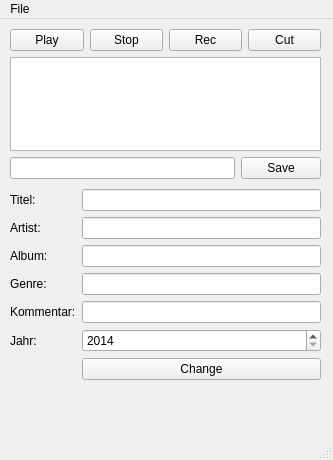
Qt form ui/godi_rec.ui (quitejonny/godirec) before a commit.
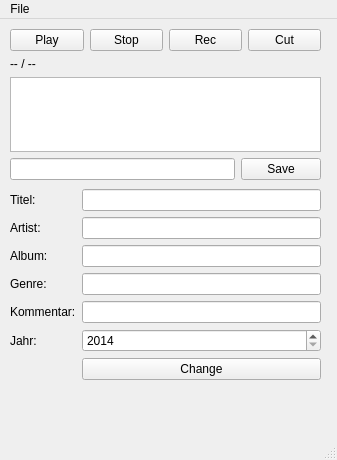
The same form after that commit.

```diff
--- a/ui/godi_rec.ui
+++ b/ui/godi_rec.ui
@@ -6,7 +6,7 @@
    <rect>
     <x>0</x>
     <y>0</y>
-    <width>333</width>
+    <width>337</width>
     <height>460</height>
    </rect>
   </property>
@@ -20,7 +20,7 @@
       <x>10</x>
       <y>10</y>
       <width>311</width>
-      <height>150</height>
+      <height>151</height>
      </rect>
     </property>
     <layout class="QVBoxLayout" name="verticalLayout">
@@ -56,6 +56,13 @@
        </item>
       </layout>
      </item>
+     <item>
+      <widget class="QLabel" name="label_time">
+       <property name="text">
+        <string>-- / --</string>
+       </property>
+      </widget>
+     </item>
      <item>
       <widget class="QListView" name="listTracks"/>
      </item>
@@ -180,7 +187,7 @@
     <rect>
      <x>0</x>
      <y>0</y>
-     <width>333</width>
+     <width>337</width>
      <height>25</height>
     </rect>
    </property>
```
Left out of the diff: 3 changed lines with no effect on the pictures.
